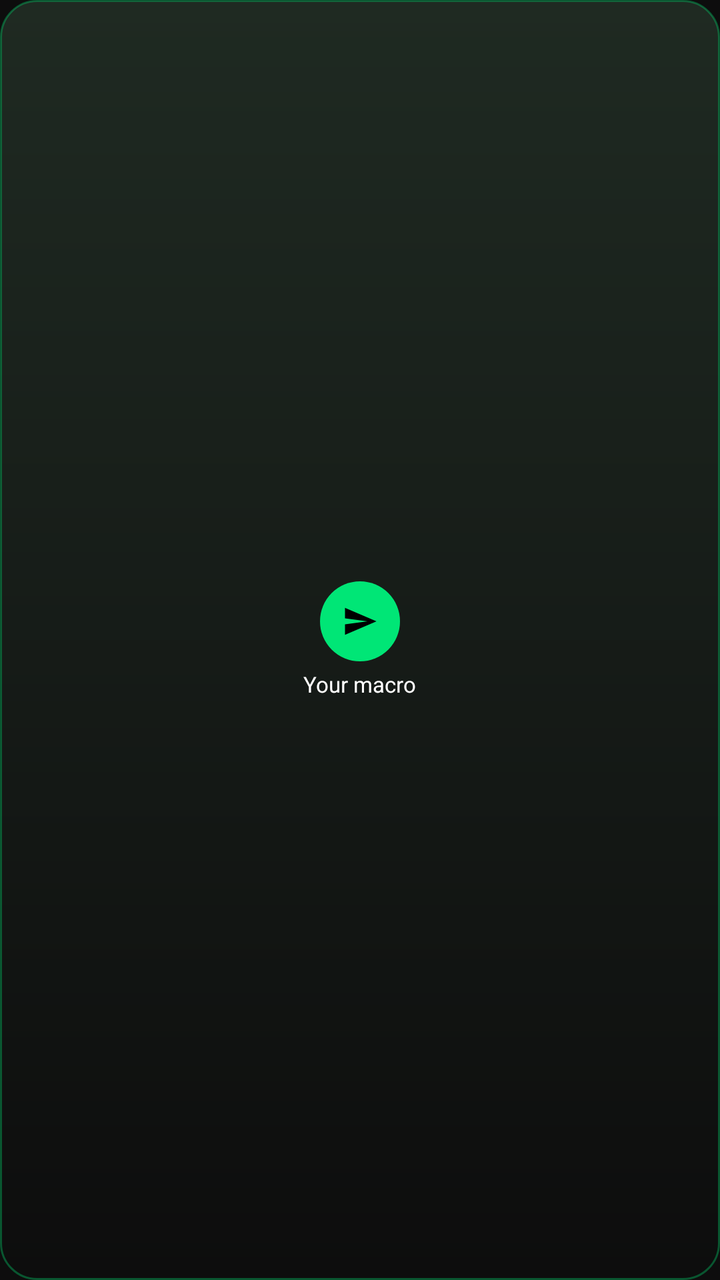
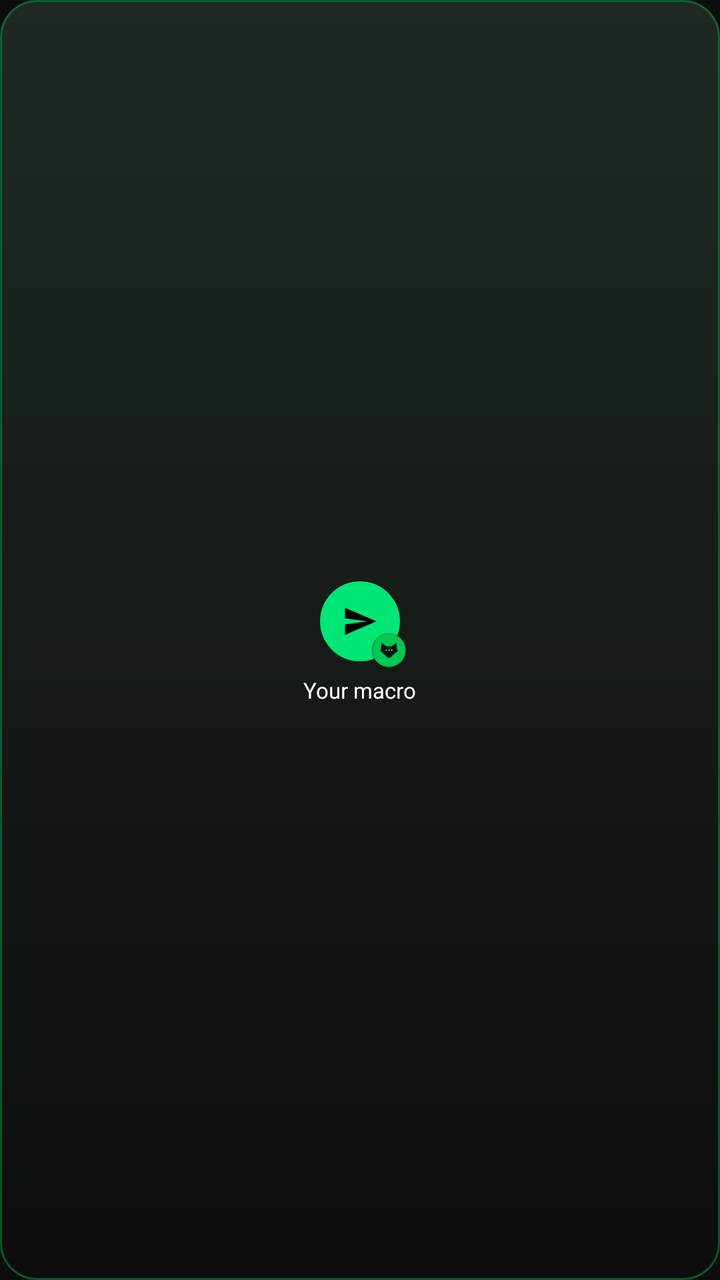

An Android layout rendered at two revisions. The XML below is the earlier revision; the diff shows what the commit changed to produce the second picture.
<!-- AndroidManifest.xml: application theme Theme.VibeActions -->
<!-- res/layout/widget_preview.xml -->
<?xml version="1.0" encoding="utf-8"?>
<LinearLayout xmlns:android="http://schemas.android.com/apk/res/android"
    android:layout_width="match_parent" android:layout_height="match_parent"
    android:background="@drawable/widget_preview_background"
    android:orientation="vertical" android:gravity="center"
    android:padding="6dp">

    <FrameLayout android:layout_width="40dp" android:layout_height="40dp">
        <ImageView android:layout_width="match_parent" android:layout_height="match_parent"
            android:src="@drawable/widget_compact_background"
            android:tint="#00E676"
            android:contentDescription="@null" />
        <ImageView android:layout_width="18dp" android:layout_height="18dp"
            android:layout_gravity="center"
            android:src="@drawable/ic_send"
            android:tint="#000000"
            android:contentDescription="@null" />
    </FrameLayout>

    <TextView android:layout_width="wrap_content" android:layout_height="wrap_content"
        android:layout_marginTop="4dp"
        android:maxLines="1" android:ellipsize="end"
        android:textColor="#FFFFFF" android:textSize="11sp"
        android:text="Your macro" />
</LinearLayout>
<!-- resources referenced by this layout -->
<resources>
  <!-- drawable ic_send (drawable) -->
  <vector xmlns:android="http://schemas.android.com/apk/res/android"
      android:width="24dp" android:height="24dp" android:viewportWidth="24" android:viewportHeight="24"
      android:tint="#00E676">
      <path android:fillColor="@android:color/white" android:pathData="M2,21L23,12 2,3v7l15,2 -15,2z"/>
  </vector>
  <!-- drawable widget_compact_background (drawable) -->
  <?xml version="1.0" encoding="utf-8"?>
  <shape xmlns:android="http://schemas.android.com/apk/res/android" android:shape="oval">
      <solid android:color="#FFFFFF" />
  </shape>
  <!-- drawable widget_preview_background (drawable) -->
  <?xml version="1.0" encoding="utf-8"?>
  <shape xmlns:android="http://schemas.android.com/apk/res/android" android:shape="rectangle">
      <gradient android:angle="270" android:startColor="#1F2A22" android:endColor="#0D0D0D" />
      <stroke android:width="1dp" android:color="#5500E676" />
      <corners android:radius="18dp" />
  </shape>
  <style name="Theme.VibeActions" parent="android:Theme.Material.NoActionBar">
          
          <item name="android:windowBackground">@color/app_background</item>
      </style>
  <color name="app_background">#0D0D0D</color>
</resources>

<!-- the commit's change to res/layout/widget_preview.xml (unified diff, before → after) -->
@@ -5,8 +5,9 @@
     android:orientation="vertical" android:gravity="center"
     android:padding="6dp">
 
-    <FrameLayout android:layout_width="40dp" android:layout_height="40dp">
-        <ImageView android:layout_width="match_parent" android:layout_height="match_parent"
+    <FrameLayout android:layout_width="46dp" android:layout_height="46dp">
+        <ImageView android:layout_width="40dp" android:layout_height="40dp"
+            android:layout_gravity="center"
             android:src="@drawable/widget_compact_background"
             android:tint="#00E676"
             android:contentDescription="@null" />
@@ -14,6 +15,10 @@
             android:layout_gravity="center"
             android:src="@drawable/ic_send"
             android:tint="#000000"
+            android:contentDescription="@null" />
+        <ImageView android:layout_width="17dp" android:layout_height="17dp"
+            android:layout_gravity="bottom|end"
+            android:src="@drawable/widget_fox_badge"
             android:contentDescription="@null" />
     </FrameLayout>
 
<!-- resource entries referenced after the edit -->
@@ -11,6 +11,17 @@
   <shape xmlns:android="http://schemas.android.com/apk/res/android" android:shape="oval">
       <solid android:color="#FFFFFF" />
   </shape>
+  <!-- drawable widget_fox_badge (drawable) -->
+  <?xml version="1.0" encoding="utf-8"?>
+  <layer-list xmlns:android="http://schemas.android.com/apk/res/android">
+      <item>
+          <shape android:shape="oval">
+              <solid android:color="@color/ic_launcher_background" />
+              <stroke android:width="1dp" android:color="#0D0D0D" />
+          </shape>
+      </item>
+      <item android:drawable="@drawable/ic_launcher_foreground" />
+  </layer-list>
   <!-- drawable widget_preview_background (drawable) -->
   <?xml version="1.0" encoding="utf-8"?>
   <shape xmlns:android="http://schemas.android.com/apk/res/android" android:shape="rectangle">
@@ -22,6 +33,15 @@
           
           <item name="android:windowBackground">@color/app_background</item>
       </style>
+  <color name="ic_launcher_background">#00C853</color>
+  <!-- drawable ic_launcher_foreground (drawable) -->
+  <?xml version="1.0" encoding="utf-8"?>
+  <vector xmlns:android="http://schemas.android.com/apk/res/android"
+      android:width="108dp" android:height="108dp"
+      android:viewportWidth="108" android:viewportHeight="108">
+      <path android:fillColor="#0B130E" android:fillType="evenOdd"
+          android:pathData="M30.09,29.66 L45.82,41.51 L62.18,41.51 L77.91,29.66 L78.93,48.05 L82.0,55.41 L58.91,76.05 Q54.0,79.93 49.09,76.05 L26.0,55.41 L29.07,48.05 Z M42.45,53.36 a2.76,2.76 0 1,0 5.52,0 a2.76,2.76 0 1,0 -5.52,0 Z M51.24,53.36 a2.76,2.76 0 1,0 5.52,0 a2.76,2.76 0 1,0 -5.52,0 Z M60.03,53.36 a2.76,2.76 0 1,0 5.52,0 a2.76,2.76 0 1,0 -5.52,0 Z" />
+  </vector>
   <color name="app_background">#0D0D0D</color>
 </resources>
 
